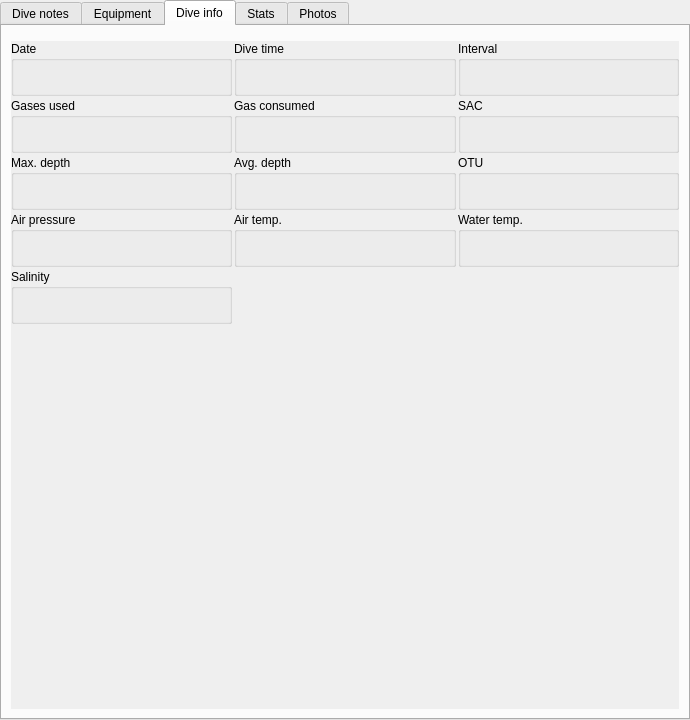
The window that qt-ui/maintab.ui (subsurface/subsurface) describes before a commit, drawn with Qt 5.
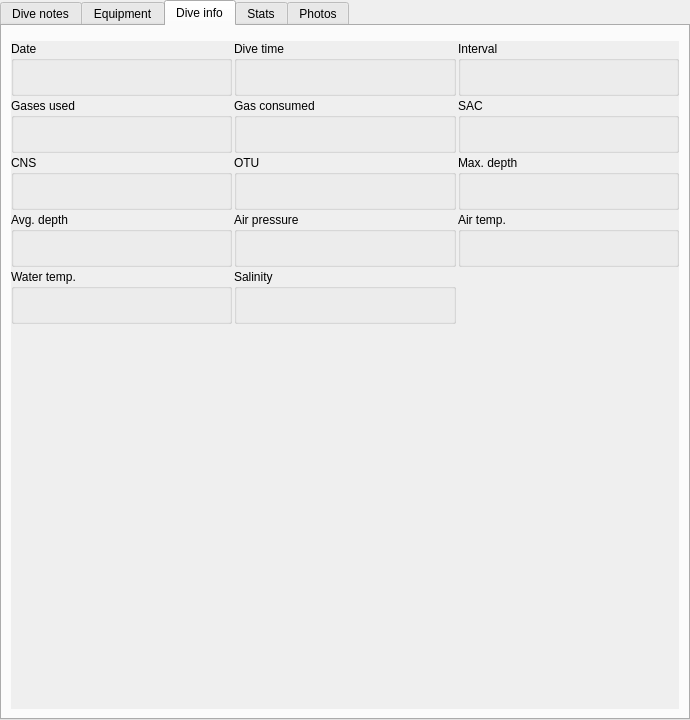
The same window after the commit. The open tabs and pages were chosen to show the change. Custom widgets are drawn as their Qt base class.

Commit message:
Report CNS in dive info tab
This adds a maxcnsText widget under infoTab and populates it.

Note that I manually edited maintab.ui to display CNS and OTU
next to each other and right after gas data.

What changed in the file:
```diff
--- a/qt-ui/maintab.ui
+++ b/qt-ui/maintab.ui
@@ -532,6 +532,44 @@
          </widget>
         </item>
         <item row="2" column="0">
+         <widget class="QGroupBox" name="groupBox_15">
+          <property name="title">
+           <string>CNS</string>
+          </property>
+          <layout class="QHBoxLayout" name="horizontalLayout_14">
+           <item>
+            <widget class="QLabel" name="maxcnsText">
+             <property name="text">
+              <string/>
+             </property>
+             <property name="alignment">
+              <set>Qt::AlignCenter</set>
+             </property>
+            </widget>
+           </item>
+          </layout>
+         </widget>
+        </item>
+        <item row="2" column="1">
+         <widget class="QGroupBox" name="groupBox_2">
+          <property name="title">
+           <string>OTU</string>
+          </property>
+          <layout class="QHBoxLayout" name="horizontalLayout_3">
+           <item>
+            <widget class="QLabel" name="otuText">
+             <property name="text">
+              <string/>
+             </property>
+             <property name="alignment">
+              <set>Qt::AlignCenter</set>
+             </property>
+            </widget>
+           </item>
+          </layout>
+         </widget>
+        </item>
+        <item row="2" column="2">
          <widget class="QGroupBox" name="groupBox_6">
           <property name="title">
            <string>Max. depth</string>
@@ -550,7 +588,7 @@
           </layout>
          </widget>
         </item>
-        <item row="2" column="1">
+        <item row="3" column="0">
          <widget class="QGroupBox" name="groupBox_7">
           <property name="title">
            <string>Avg. depth</string>
@@ -569,26 +607,7 @@
           </layout>
          </widget>
         </item>
-        <item row="2" column="2">
-         <widget class="QGroupBox" name="groupBox_2">
-          <property name="title">
-           <string>OTU</string>
-          </property>
-          <layout class="QHBoxLayout" name="horizontalLayout_3">
-           <item>
-            <widget class="QLabel" name="otuText">
-             <property name="text">
-              <string/>
-             </property>
-             <property name="alignment">
-              <set>Qt::AlignCenter</set>
-             </property>
-            </widget>
-           </item>
-          </layout>
-         </widget>
-        </item>
-        <item row="3" column="0">
+        <item row="3" column="1">
          <widget class="QGroupBox" name="groupBox_10">
           <property name="title">
            <string>Air pressure</string>
@@ -607,7 +626,7 @@
           </layout>
          </widget>
         </item>
-        <item row="3" column="1">
+        <item row="3" column="2">
          <widget class="QGroupBox" name="groupBox_9">
           <property name="title">
            <string>Air temp.</string>
@@ -626,7 +645,7 @@
           </layout>
          </widget>
         </item>
-        <item row="3" column="2">
+        <item row="4" column="0">
          <widget class="QGroupBox" name="groupBox_8">
           <property name="title">
            <string>Water temp.</string>
@@ -664,7 +683,7 @@
           </layout>
          </widget>
         </item>
-        <item row="4" column="0">
+        <item row="4" column="1">
          <widget class="QGroupBox" name="groupBox_1">
           <property name="title">
            <string>Salinity</string>
```
The commit also changes 1 other file.
